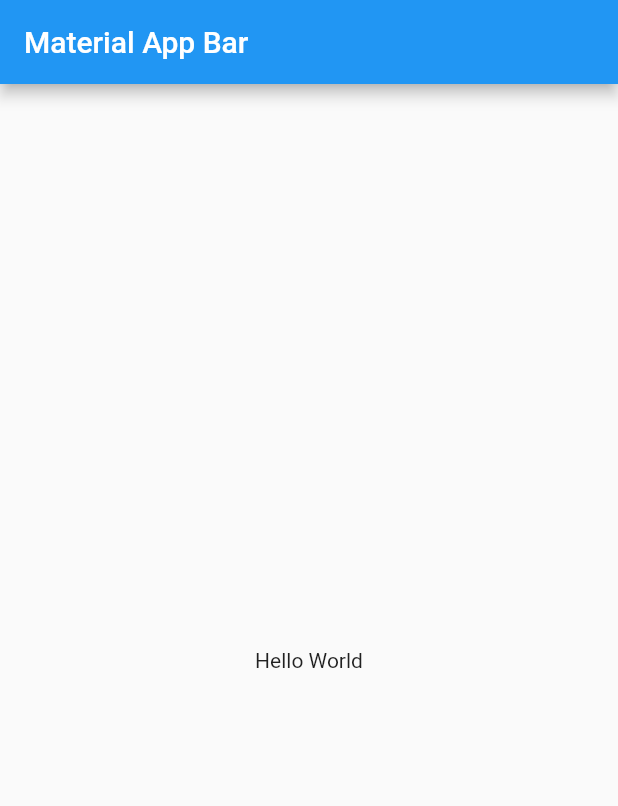
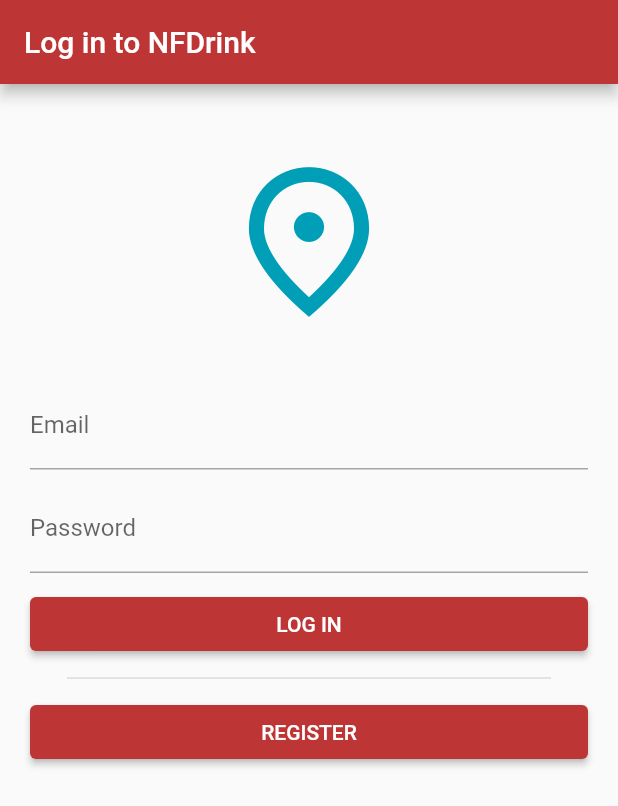
Before and after one commit to MikeGonzaBar/NFDrink, a Flutter app: the screen it shows after launch, on a phone screen of 412 x 824 dp. Shown: the top 806 px of the screen. Run offline on Flutter 3.47's test engine with Material 2 defaults, Android fonts, the phone set to English and light mode, and no system bars.

Commit message:
Login page

```diff
--- a/lib/main.dart
+++ b/lib/main.dart
@@ -1,4 +1,5 @@
 import 'package:flutter/material.dart';
+import 'package:nfdrink/pages/login.dart';
 
 void main() => runApp(const MyApp());
 
@@ -8,15 +9,15 @@
   @override
   Widget build(BuildContext context) {
     return MaterialApp(
+      theme: ThemeData(
+          textButtonTheme: TextButtonThemeData(
+              style: TextButton.styleFrom(
+            foregroundColor: Colors.orange,
+          )),
+          colorScheme: ColorScheme.fromSeed(
+              seedColor: Color(0xffbe3535), primary: Color(0xffbe3535))),
       title: 'Material App',
-      home: Scaffold(
-        appBar: AppBar(
-          title: const Text('Material App Bar'),
-        ),
-        body: const Center(
-          child: Text('Hello World'),
-        ),
-      ),
+      home: LoginPage(),
     );
   }
 }
--- a/lib/pages/admin/one_product_info.dart
+++ b/lib/pages/admin/one_product_info.dart
@@ -1,7 +1,7 @@
 import 'package:flutter/material.dart';
 
-class OneProductInfo extends StatelessWidget {
-  const OneProductInfo({super.key});
+class OneProductInfoPage extends StatelessWidget {
+  const OneProductInfoPage({super.key});
 
   @override
   Widget build(BuildContext context) {
--- a/lib/pages/login.dart
+++ b/lib/pages/login.dart
@@ -1,10 +1,104 @@
 import 'package:flutter/material.dart';
+import 'package:nfdrink/pages/register.dart';
+import 'package:nfdrink/pages/user/home_page.dart';
 
-class Login extends StatelessWidget {
-  const Login({super.key});
+class LoginPage extends StatelessWidget {
+  const LoginPage({super.key});
 
   @override
   Widget build(BuildContext context) {
-    return Container();
+    final userTextController = TextEditingController();
+    final passwordTextController = TextEditingController();
+
+    return Scaffold(
+      appBar: AppBar(
+        title: const Text('Log in to NFDrink'),
+      ),
+      body: SingleChildScrollView(
+        child: Padding(
+          padding: EdgeInsets.all(20),
+          // width: MediaQuery.of(context).size.width,
+          child: Column(
+            children: [
+              const Padding(
+                padding: EdgeInsets.all(25.0),
+                child: Icon(
+                  Icons.place_outlined,
+                  color: Color(0xFF009fb7),
+                  size: 120,
+                ),
+              ),
+              Padding(
+                padding: const EdgeInsets.only(top: 8.0),
+                child: TextField(
+                  controller: userTextController,
+                  decoration: const InputDecoration(
+                    labelText: "Email",
+                    border: UnderlineInputBorder(),
+                    focusedBorder: OutlineInputBorder(),
+                  ),
+                ),
+              ),
+              Padding(
+                padding: const EdgeInsets.only(top: 10.0, bottom: 10.0),
+                child: TextField(
+                  controller: passwordTextController,
+                  obscureText: true,
+                  enableSuggestions: false,
+                  autocorrect: false,
+                  decoration: const InputDecoration(
+                    labelText: "Password",
+                    border: UnderlineInputBorder(),
+                    focusedBorder: OutlineInputBorder(),
+                  ),
+                ),
+              ),
+              SizedBox(
+                width: double.infinity,
+                child: ElevatedButton(
+                  onPressed: () {
+                    Navigator.of(context)
+                      ..pop()
+                      ..push(
+                        MaterialPageRoute(
+                          builder: (context) => const HomePage(),
+                        ),
+                      );
+                  },
+                  child: const Text(
+                    "LOG IN",
+                    style: TextStyle(color: Colors.white),
+                  ),
+                ),
+              ),
+              Padding(
+                padding: const EdgeInsets.all(4.0),
+                child: Divider(
+                  thickness: 1,
+                  indent: (MediaQuery.of(context).size.width / 20),
+                  endIndent: (MediaQuery.of(context).size.width / 20),
+                ),
+              ),
+              SizedBox(
+                width: double.infinity,
+                child: ElevatedButton(
+                  onPressed: () {
+                    Navigator.of(context)
+                      ..pop()
+                      ..push(
+                        MaterialPageRoute(
+                          builder: (context) => const RegisterPage(),
+                        ),
+                      );
+                  },
+                  child: const Text("REGISTER",
+                      style: TextStyle(color: Colors.white)),
+                ),
+              ),
+            ],
+          ),
+        ),
+      ),
+    );
   }
 }
--- a/lib/pages/register.dart
+++ b/lib/pages/register.dart
@@ -1,7 +1,7 @@
 import 'package:flutter/material.dart';
 
-class Register extends StatelessWidget {
-  const Register({super.key});
+class RegisterPage extends StatelessWidget {
+  const RegisterPage({super.key});
 
   @override
   Widget build(BuildContext context) {
--- a/lib/pages/user/scan_result.dart
+++ b/lib/pages/user/scan_result.dart
@@ -1,7 +1,7 @@
 import 'package:flutter/material.dart';
 
-class ScanResult extends StatelessWidget {
-  const ScanResult({super.key});
+class ScanResultPage extends StatelessWidget {
+  const ScanResultPage({super.key});
 
   @override
   Widget build(BuildContext context) {
```
Also changed, not shown: lib/pages/admin/all_products_info.dart (+4 -4 lines).
